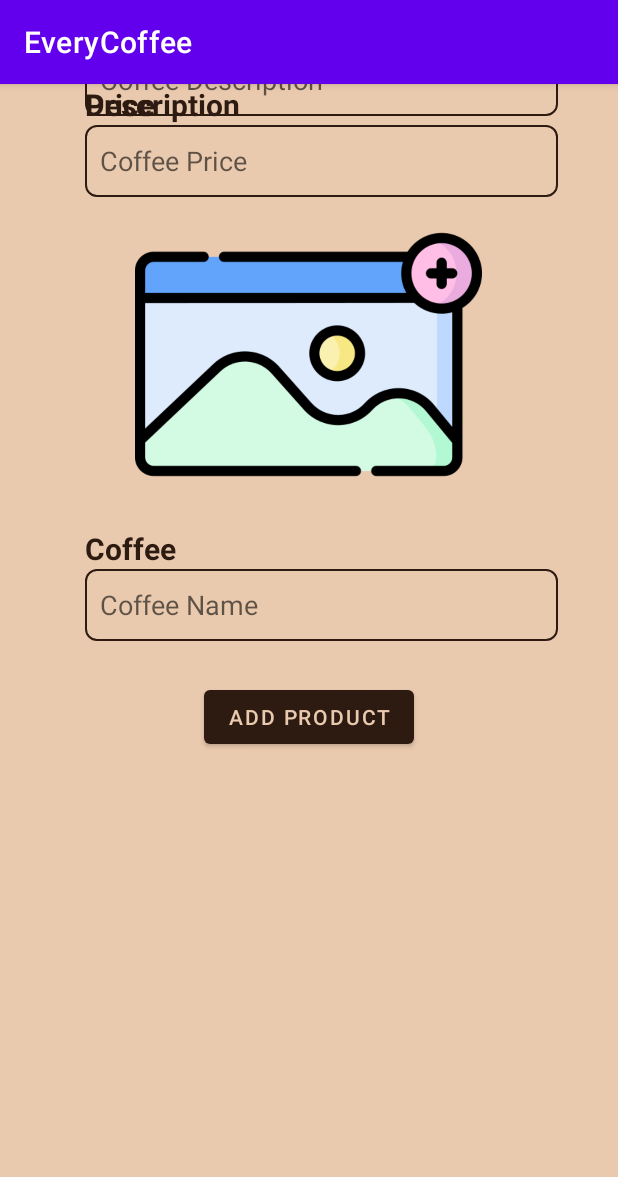
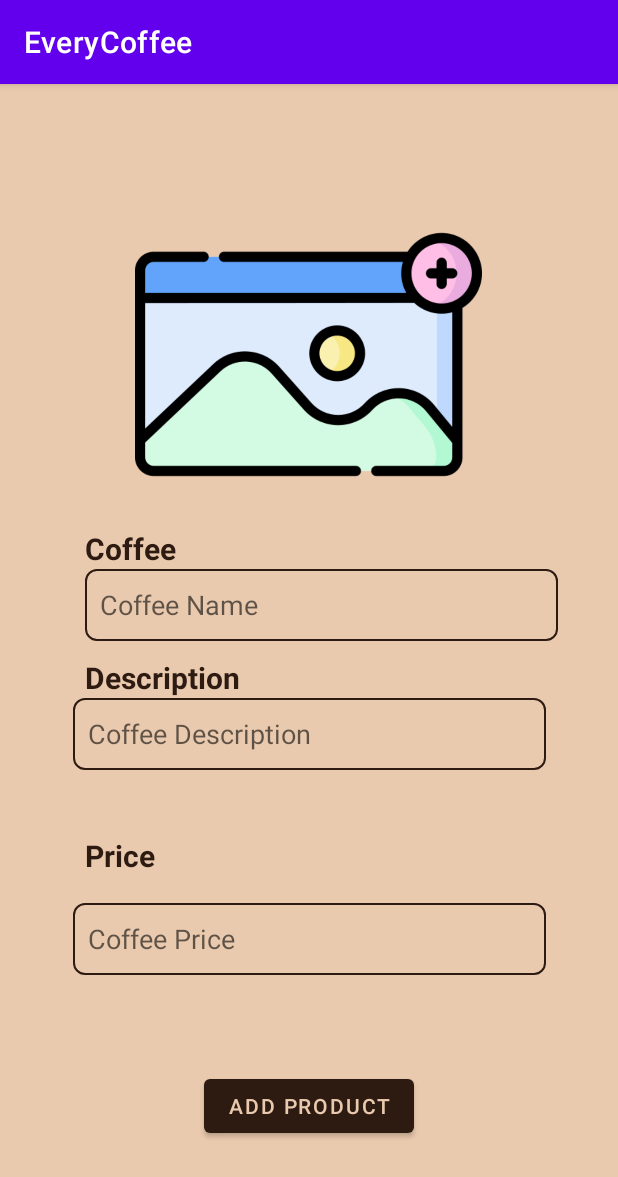
Before and after one commit to nursakinah24/EveryCoffee, an Android app: the AdminAddProduct screen opened directly, with no data from a screen before it, on a phone screen of 412 x 824 dp. Shown: the top 1177 px of the screen. Run offline under Robolectric (Android 15) with nearby library versions, the light colour scheme and no system bars; our stand-ins replace Firebase (no records; nobody signed in at launch, a user with empty details on screens opened directly).

Commit message:
update layout

```diff
--- a/app/build.gradle
+++ b/app/build.gradle
@@ -8,7 +8,7 @@ android {
 
     defaultConfig {
         applicationId "com.example.everycoffee"
-        minSdk 16
+        minSdk 21
         targetSdk 32
         versionCode 1
         versionName "1.0"
--- a/app/src/main/res/layout/activity_admin_add_product.xml
+++ b/app/src/main/res/layout/activity_admin_add_product.xml
@@ -42,17 +42,17 @@
         android:id="@+id/addDesc"
         android:layout_width="315dp"
         android:layout_height="48dp"
-        android:layout_marginBottom="34dp"
         android:background="@drawable/box"
         android:ems="10"
         android:hint="Coffee Description"
         android:inputType="textPersonName"
         android:paddingLeft="10dp"
         android:textColor="@color/chocolate"
-        app:layout_constraintBottom_toTopOf="@+id/textView14"
-        app:layout_constraintEnd_toEndOf="@+id/add_name"
-        app:layout_constraintStart_toStartOf="@+id/add_name"
-        app:layout_constraintTop_toBottomOf="@+id/textView12" />
+        app:layout_constraintBottom_toBottomOf="parent"
+        app:layout_constraintEnd_toEndOf="parent"
+        app:layout_constraintStart_toStartOf="parent"
+        app:layout_constraintTop_toBottomOf="@+id/textView12"
+        app:layout_constraintVertical_bias="0.0" />
 
     <EditText
         android:id="@+id/addPrice"
@@ -74,16 +74,18 @@
 
     <TextView
         android:id="@+id/textView14"
-        android:layout_width="wrap_content"
-        android:layout_height="wrap_content"
+        android:layout_width="86dp"
+        android:layout_height="31dp"
+        android:layout_marginTop="29dp"
         android:text="Price"
         android:textColor="@color/chocolate"
         android:textSize="20sp"
         android:textStyle="bold"
+        app:layout_constraintBottom_toTopOf="@+id/addPrice"
         app:layout_constraintEnd_toEndOf="@+id/textView12"
         app:layout_constraintHorizontal_bias="0.0"
         app:layout_constraintStart_toStartOf="@+id/textView12"
-        tools:layout_editor_absoluteY="487dp" />
+        app:layout_constraintTop_toBottomOf="@+id/addDesc" />
 
     <ImageView
         android:id="@+id/select_image"
@@ -101,14 +103,17 @@
         android:id="@+id/textView12"
         android:layout_width="wrap_content"
         android:layout_height="wrap_content"
+        android:layout_marginTop="48dp"
         android:text="Description"
         android:textColor="@color/chocolate"
         android:textSize="20sp"
         android:textStyle="bold"
+        app:layout_constraintBottom_toBottomOf="parent"
         app:layout_constraintEnd_toEndOf="@+id/textView5"
         app:layout_constraintHorizontal_bias="0.0"
         app:layout_constraintStart_toStartOf="@+id/textView5"
-        tools:layout_editor_absoluteY="387dp" />
+        app:layout_constraintTop_toBottomOf="@+id/textView5"
+        app:layout_constraintVertical_bias="0.029" />
 
     <Button
         android:id="@+id/add_product_button"
```
